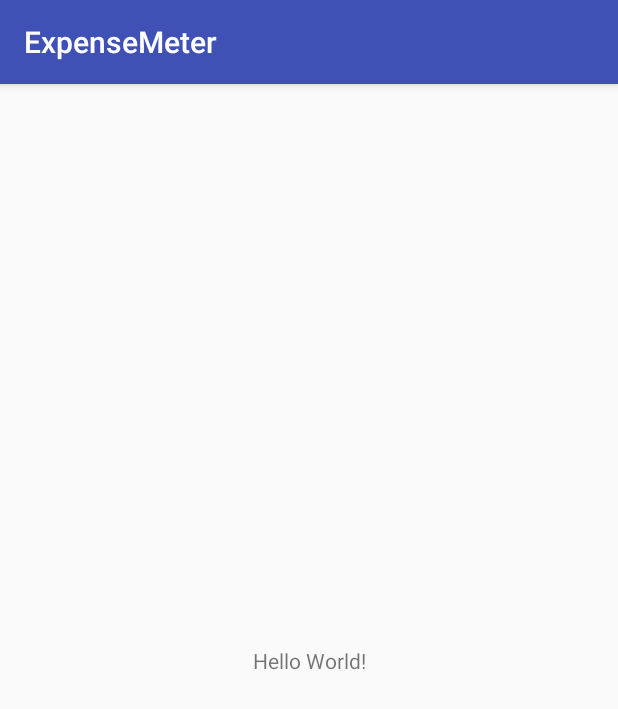
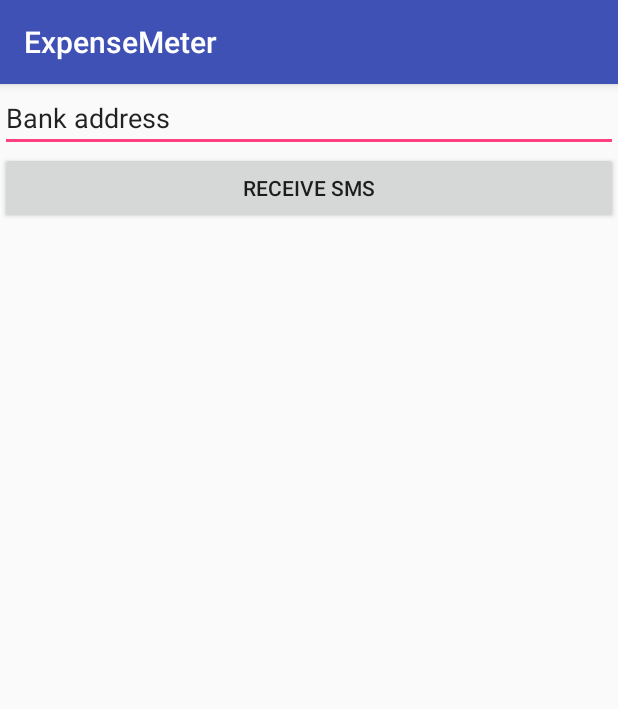
Before and after one commit to ExO-Paul/ExpenseMeter, an Android app: the screen it shows after launch (MainActivity), on a phone screen of 412 x 824 dp. Shown: the top 709 px of the screen. Run offline under Robolectric (Android 15) with nearby library versions, the phone set to English and light mode, and no system bars.

Commit message:
Add fields for address selection

```diff
--- a/app/src/main/java/com/exo/expensemeter/MainActivity.kt
+++ b/app/src/main/java/com/exo/expensemeter/MainActivity.kt
@@ -8,7 +8,7 @@ import android.Manifest.permission
 import android.Manifest.permission.WRITE_CALENDAR
 import android.support.v4.app.ActivityCompat
 import android.support.v4.content.ContextCompat
-
+import kotlinx.android.synthetic.main.activity_main.*
 
 
 class MainActivity : AppCompatActivity() {
@@ -17,11 +17,15 @@ class MainActivity : AppCompatActivity() {
         super.onCreate(savedInstanceState)
         setContentView(R.layout.activity_main)
 
-        println(retrieveSMSInfo("Priorbank"))
+        receiveButton.setOnClickListener {
+            val address = addressText.text
+            println(retrieveSMSInfo(address?.toString() ?: ""))
+        }
+
     }
 
     private fun retrieveSMSInfo(address: String): List<String> {
-
+        //TODO: add permission request
 //        val permissionCheck = ContextCompat.checkSelfPermission(this,
 //                Manifest.permission.READ_SMS)
 //        ActivityCompat.requestPermissions(this,
@@ -32,7 +36,7 @@ class MainActivity : AppCompatActivity() {
         val cursor = contentResolver.query(
                 Telephony.Sms.Inbox.CONTENT_URI,
                 arrayOf(Telephony.Sms.Inbox.BODY, Telephony.Sms.Inbox.ADDRESS),
-                 Telephony.Sms.Inbox.ADDRESS + " = ?",
+                Telephony.Sms.Inbox.ADDRESS + " = ?",
                 arrayOf(address),
                 Telephony.Sms.Inbox.DEFAULT_SORT_ORDER
         )
@@ -45,9 +49,8 @@ class MainActivity : AppCompatActivity() {
                 smsBodies.add(cursor.getString(0))
                 cursor.moveToNext()
             }
-        } else {
-            throw RuntimeException("You have no SMS in Inbox")
         }
+
         cursor.close()
         return smsBodies
     }
--- a/app/src/main/res/layout/activity_main.xml
+++ b/app/src/main/res/layout/activity_main.xml
@@ -6,13 +6,28 @@
     android:layout_height="match_parent"
     tools:context="com.exo.expensemeter.MainActivity">
 
-    <TextView
-        android:layout_width="wrap_content"
-        android:layout_height="wrap_content"
-        android:text="Hello World!"
-        app:layout_constraintBottom_toBottomOf="parent"
-        app:layout_constraintLeft_toLeftOf="parent"
-        app:layout_constraintRight_toRightOf="parent"
-        app:layout_constraintTop_toTopOf="parent" />
+    <LinearLayout
+        android:layout_width="match_parent"
+        android:layout_height="match_parent"
+        android:orientation="vertical">
+
+        <EditText
+            android:id="@+id/addressText"
+            android:layout_width="match_parent"
+            android:layout_height="wrap_content"
+            android:ems="10"
+            android:inputType="textPersonName"
+            android:text="@string/address_text"
+            tools:layout_editor_absoluteX="85dp"
+            tools:layout_editor_absoluteY="33dp" />
+
+        <Button
+            android:id="@+id/receiveButton"
+            android:layout_width="match_parent"
+            android:layout_height="wrap_content"
+            android:text="@string/receive_button"
+            tools:layout_editor_absoluteX="148dp"
+            tools:layout_editor_absoluteY="98dp" />
+    </LinearLayout>
 
 </android.support.constraint.ConstraintLayout>
--- a/app/src/main/res/values/strings.xml
+++ b/app/src/main/res/values/strings.xml
@@ -1,3 +1,5 @@
 <resources>
-    <string name="app_name">ExpenseMeter</string>
+    <string name="app_name" translatable="false">ExpenseMeter</string>
+    <string name="address_text">Bank address</string>
+    <string name="receive_button">Receive SMS</string>
 </resources>
```
